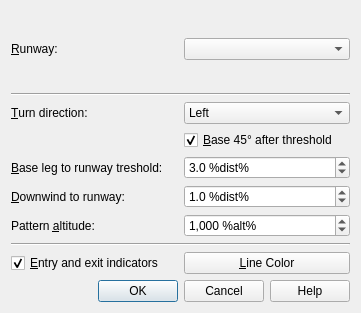
The window that src/gui/trafficpatterndialog.ui (albar965/littlenavmap) describes before a commit, drawn with Qt 5.
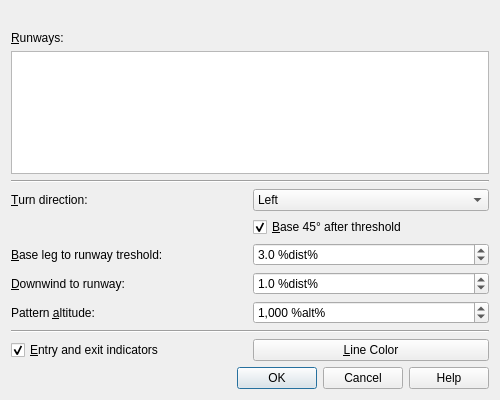
The same window after the commit.

Commit message: Updated traffic pattern dialog with better table view instead of combo box and label. Double click in pattern dialog now confirms dialog. Moved runway display functionality to separate class for sharing in other dialogs. Dialog size is now saved.

What changed in the file:
```diff
--- a/src/gui/trafficpatterndialog.ui
+++ b/src/gui/trafficpatterndialog.ui
@@ -6,43 +6,36 @@
    <rect>
     <x>0</x>
     <y>0</y>
-    <width>361</width>
-    <height>313</height>
+    <width>500</width>
+    <height>400</height>
    </rect>
   </property>
   <property name="windowTitle">
    <string>Little Navmap - Airport Traffic Pattern</string>
   </property>
   <layout class="QGridLayout" name="gridLayout">
-   <item row="8" column="1">
-    <widget class="QDoubleSpinBox" name="doubleSpinBoxDownwindDistance">
-     <property name="toolTip">
-      <string>Distance from runway to downwind leg</string>
+   <item row="12" column="1">
+    <widget class="QPushButton" name="pushButtonTrafficPatternColor">
+     <property name="text">
+      <string>&amp;Line Color</string>
      </property>
-     <property name="showGroupSeparator" stdset="0">
-      <bool>true</bool>
-     </property>
-     <property name="suffix">
-      <string> %dist%</string>
-     </property>
-     <property name="decimals">
-      <number>1</number>
-     </property>
-     <property name="minimum">
-      <double>0.100000000000000</double>
-     </property>
-     <property name="maximum">
-      <double>10.000000000000000</double>
-     </property>
-     <property name="singleStep">
-      <double>0.500000000000000</double>
-     </property>
-     <property name="value">
-      <double>1.000000000000000</double>
-     </property>
     </widget>
    </item>
-   <item row="8" column="0">
+   <item row="5" column="1">
+    <widget class="QComboBox" name="comboBoxTrafficPatternTurnDirection">
+     <item>
+      <property name="text">
+       <string>Left</string>
+      </property>
+     </item>
+     <item>
+      <property name="text">
+       <string>Right</string>
+      </property>
+     </item>
+    </widget>
+   </item>
+   <item row="9" column="0">
     <widget class="QLabel" name="labelTrafficPatternDownwindDistance">
      <property name="text">
       <string>&amp;Downwind to runway:</string>
@@ -52,63 +45,14 @@
      </property>
     </widget>
    </item>
-   <item row="9" column="1">
-    <widget class="QSpinBox" name="spinBoxTrafficPatternAltitude">
-     <property name="toolTip">
-      <string>Pattern altitude above airport elevation</string>
-     </property>
-     <property name="showGroupSeparator" stdset="0">
-      <bool>true</bool>
-     </property>
-     <property name="suffix">
-      <string> %alt%</string>
-     </property>
-     <property name="minimum">
-      <number>100</number>
-     </property>
-     <property name="maximum">
-      <number>10000</number>
-     </property>
-     <property name="singleStep">
-      <number>100</number>
-     </property>
-     <property name="value">
-      <number>1000</number>
+   <item row="4" column="0" colspan="2">
+    <widget class="Line" name="line">
+     <property name="orientation">
+      <enum>Qt::Horizontal</enum>
      </property>
     </widget>
    </item>
-   <item row="1" column="1">
-    <widget class="QComboBox" name="comboBoxTrafficPatternRunway"/>
-   </item>
    <item row="6" column="1">
-    <widget class="QDoubleSpinBox" name="doubleSpinBoxTrafficPatternBaseDistance">
-     <property name="toolTip">
-      <string>Distance from turn to final to runway end</string>
-     </property>
-     <property name="showGroupSeparator" stdset="0">
-      <bool>true</bool>
-     </property>
-     <property name="suffix">
-      <string> %dist%</string>
-     </property>
-     <property name="decimals">
-      <number>1</number>
-     </property>
-     <property name="minimum">
-      <double>0.100000000000000</double>
-     </property>
-     <property name="maximum">
-      <double>10.000000000000000</double>
-     </property>
-     <property name="singleStep">
-      <double>0.500000000000000</double>
-     </property>
-     <property name="value">
-      <double>3.000000000000000</double>
-     </property>
-    </widget>
-   </item>
-   <item row="5" column="1">
     <widget class="QCheckBox" name="checkBoxTrafficPattern45Degree">
      <property name="toolTip">
       <string>Ignore base leg to runway distance and calculate it using 45° from runway end to downwind leg</string>
@@ -121,71 +65,17 @@
      </property>
     </widget>
    </item>
-   <item row="1" column="0">
-    <widget class="QLabel" name="labelTrafficPatternRunway">
-     <property name="text">
-      <string>&amp;Runway:</string>
+   <item row="11" column="0" colspan="2">
+    <widget class="Line" name="line_2">
+     <property name="orientation">
+      <enum>Qt::Horizontal</enum>
      </property>
      <property name="buddy">
       <cstring>comboBoxTrafficPatternRunway</cstring>
      </property>
     </widget>
    </item>
-   <item row="4" column="1">
-    <widget class="QComboBox" name="comboBoxTrafficPatternTurnDirection">
-     <item>
-      <property name="text">
-       <string>Left</string>
-      </property>
-     </item>
-     <item>
-      <property name="text">
-       <string>Right</string>
-      </property>
-     </item>
-    </widget>
-   </item>
-   <item row="4" column="0">
-    <widget class="QLabel" name="labelTrafficPatternTurnDirection">
-     <property name="text">
-      <string>&amp;Turn direction:</string>
-     </property>
-     <property name="buddy">
-      <cstring>comboBoxTrafficPatternTurnDirection</cstring>
-     </property>
-    </widget>
-   </item>
-   <item row="6" column="0">
-    <widget class="QLabel" name="labelTrafficPatternBaseDistance">
-     <property name="text">
-      <string>&amp;Base leg to runway treshold:</string>
-     </property>
-     <property name="buddy">
-      <cstring>doubleSpinBoxTrafficPatternBaseDistance</cstring>
-     </property>
-    </widget>
-   </item>
-   <item row="2" column="0" colspan="2">
-    <widget class="QLabel" name="labelTrafficPatternRunwayInfo">
-     <property name="text">
-      <string/>
-     </property>
-     <property name="textInteractionFlags">
-      <set>Qt::LinksAccessibleByMouse|Qt::TextSelectableByMouse</set>
-     </property>
-    </widget>
-   </item>
-   <item row="9" column="0">
-    <widget class="QLabel" name="labelTrafficPatternAltitude">
-     <property name="text">
-      <string>Pattern &amp;altitude:</string>
-     </property>
-     <property name="buddy">
-      <cstring>spinBoxTrafficPatternAltitude</cstring>
-     </property>
-    </widget>
-   </item>
-   <item row="14" column="0" colspan="2">
+   <item row="15" column="0" colspan="2">
     <widget class="QDialogButtonBox" name="buttonBoxTrafficPattern">
      <property name="orientation">
       <enum>Qt::Horizontal</enum>
@@ -195,6 +85,51 @@
      </property>
     </widget>
    </item>
+   <item row="7" column="0">
+    <widget class="QLabel" name="labelTrafficPatternBaseDistance">
+     <property name="text">
+      <string>&amp;Base leg to runway treshold:</string>
+     </property>
+     <property name="buddy">
+      <cstring>doubleSpinBoxTrafficPatternBaseDistance</cstring>
+     </property>
+    </widget>
+   </item>
+   <item row="5" column="0">
+    <widget class="QLabel" name="labelTrafficPatternTurnDirection">
+     <property name="text">
+      <string>&amp;Turn direction:</string>
+     </property>
+     <property name="buddy">
+      <cstring>comboBoxTrafficPatternTurnDirection</cstring>
+     </property>
+    </widget>
+   </item>
+   <item row="10" column="1">
+    <widget class="QSpinBox" name="spinBoxTrafficPatternAltitude">
+     <property name="toolTip">
+      <string>Pattern altitude above airport elevation</string>
+     </property>
+     <property name="showGroupSeparator" stdset="0">
+      <bool>true</bool>
+     </property>
+     <property name="suffix">
+      <string> %alt%</string>
+     </property>
+     <property name="minimum">
+      <number>100</number>
+     </property>
+     <property name="maximum">
+      <number>10000</number>
+     </property>
+     <property name="singleStep">
+      <number>100</number>
+     </property>
+     <property name="value">
+      <number>1000</number>
+     </property>
+    </widget>
+   </item>
    <item row="0" column="0" colspan="2">
     <widget class="QLabel" name="labelTrafficPatternAirport">
      <property name="text">
@@ -205,7 +140,17 @@
      </property>
     </widget>
    </item>
-   <item row="11" column="0">
+   <item row="1" column="0">
+    <widget class="QLabel" name="labelTrafficPatternRunway">
+     <property name="text">
+      <string>&amp;Runways:</string>
+     </property>
+     <property name="buddy">
+      <cstring>tableWidgetTrafficPatternRunway</cstring>
+     </property>
+    </widget>
+   </item>
+   <item row="12" column="0">
     <widget class="QCheckBox" name="checkBoxTrafficPatternEntryExit">
      <property name="toolTip">
       <string>Show arrows indicating recommended entry end exit paths</string>
@@ -218,25 +163,119 @@
      </property>
     </widget>
    </item>
-   <item row="3" column="0" colspan="2">
-    <widget class="Line" name="line">
-     <property name="orientation">
-      <enum>Qt::Horizontal</enum>
+   <item row="7" column="1">
+    <widget class="QDoubleSpinBox" name="doubleSpinBoxTrafficPatternBaseDistance">
+     <property name="toolTip">
+      <string>Distance from turn to final to runway end</string>
      </property>
-    </widget>
-   </item>
-   <item row="10" column="0" colspan="2">
-    <widget class="Line" name="line_2">
-     <property name="orientation">
-      <enum>Qt::Horizontal</enum>
+     <property name="showGroupSeparator" stdset="0">
+      <bool>true</bool>
      </property>
+     <property name="suffix">
+      <string> %dist%</string>
+     </property>
+     <property name="decimals">
+      <number>1</number>
+     </property>
+     <property name="minimum">
+      <double>0.100000000000000</double>
+     </property>
+     <property name="maximum">
+      <double>10.000000000000000</double>
+     </property>
+     <property name="singleStep">
+      <double>0.500000000000000</double>
+     </property>
+     <property name="value">
+      <double>3.000000000000000</double>
+     </property>
     </widget>
    </item>
-   <item row="11" column="1">
-    <widget class="QPushButton" name="pushButtonTrafficPatternColor">
+   <item row="10" column="0">
+    <widget class="QLabel" name="labelTrafficPatternAltitude">
      <property name="text">
-      <string>&amp;Line Color</string>
+      <string>Pattern &amp;altitude:</string>
      </property>
+     <property name="buddy">
+      <cstring>spinBoxTrafficPatternAltitude</cstring>
+     </property>
+    </widget>
+   </item>
+   <item row="9" column="1">
+    <widget class="QDoubleSpinBox" name="doubleSpinBoxDownwindDistance">
+     <property name="toolTip">
+      <string>Distance from runway to downwind leg</string>
+     </property>
+     <property name="showGroupSeparator" stdset="0">
+      <bool>true</bool>
+     </property>
+     <property name="suffix">
+      <string> %dist%</string>
+     </property>
+     <property name="decimals">
+      <number>1</number>
+     </property>
+     <property name="minimum">
+      <double>0.100000000000000</double>
+     </property>
+     <property name="maximum">
+      <double>10.000000000000000</double>
+     </property>
+     <property name="singleStep">
+      <double>0.500000000000000</double>
+     </property>
+     <property name="value">
+      <double>1.000000000000000</double>
+     </property>
+    </widget>
+   </item>
+   <item row="2" column="0" colspan="2">
+    <widget class="QTableWidget" name="tableWidgetTrafficPatternRunway">
+     <property name="editTriggers">
+      <set>QAbstractItemView::NoEditTriggers</set>
+     </property>
+     <property name="showDropIndicator" stdset="0">
+      <bool>false</bool>
+     </property>
+     <property name="dragDropOverwriteMode">
+      <bool>false</bool>
+     </property>
+     <property name="alternatingRowColors">
+      <bool>true</bool>
+     </property>
+     <property name="selectionMode">
+      <enum>QAbstractItemView::SingleSelection</enum>
+     </property>
+     <property name="selectionBehavior">
+      <enum>QAbstractItemView::SelectRows</enum>
+     </property>
+     <property name="textElideMode">
+      <enum>Qt::ElideNone</enum>
+     </property>
+     <property name="horizontalScrollMode">
+      <enum>QAbstractItemView::ScrollPerPixel</enum>
+     </property>
+     <property name="showGrid">
+      <bool>false</bool>
+     </property>
+     <property name="wordWrap">
+      <bool>false</bool>
+     </property>
+     <property name="cornerButtonEnabled">
+      <bool>false</bool>
+     </property>
+     <attribute name="horizontalHeaderVisible">
+      <bool>false</bool>
+     </attribute>
+     <attribute name="horizontalHeaderMinimumSectionSize">
+      <number>20</number>
+     </attribute>
+     <attribute name="horizontalHeaderStretchLastSection">
+      <bool>true</bool>
+     </attribute>
+     <attribute name="verticalHeaderVisible">
+      <bool>false</bool>
+     </attribute>
     </widget>
    </item>
   </layout>
```
Left out of the diff: 5 changed lines with no effect on the pictures. The commit also changes 5 other files.
